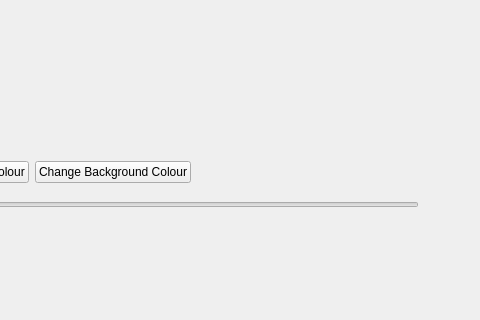
Old version of the form Worksheet6/Exercise 3/ModelProgram/mainwindow.ui in the repository ejagombar/2021_20240645; both pictures show x 192 to 672 and y 344 to 664 of the 936 by 664 pixel window.
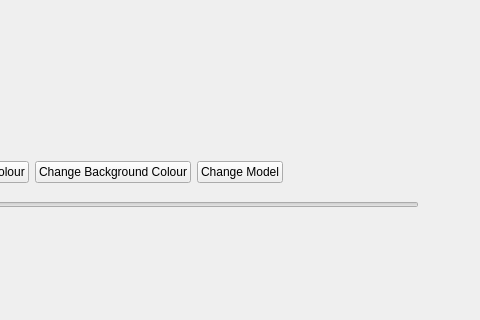
New version of the form. Icons and pictures are not drawn. Custom widgets are drawn as their Qt base class.

Commit message: working code with stl opener however need to integrate code together

What changed in the file:
```diff
--- a/Worksheet6/Exercise 3/ModelProgram/mainwindow.ui
+++ b/Worksheet6/Exercise 3/ModelProgram/mainwindow.ui
@@ -57,6 +57,13 @@
          </property>
         </widget>
        </item>
+       <item>
+        <widget class="QPushButton" name="ChangeModelBtn">
+         <property name="text">
+          <string>Change Model</string>
+         </property>
+        </widget>
+       </item>
        <item>
         <spacer name="horizontalSpacer">
          <property name="orientation">
```
The commit also changes 2 other files.
